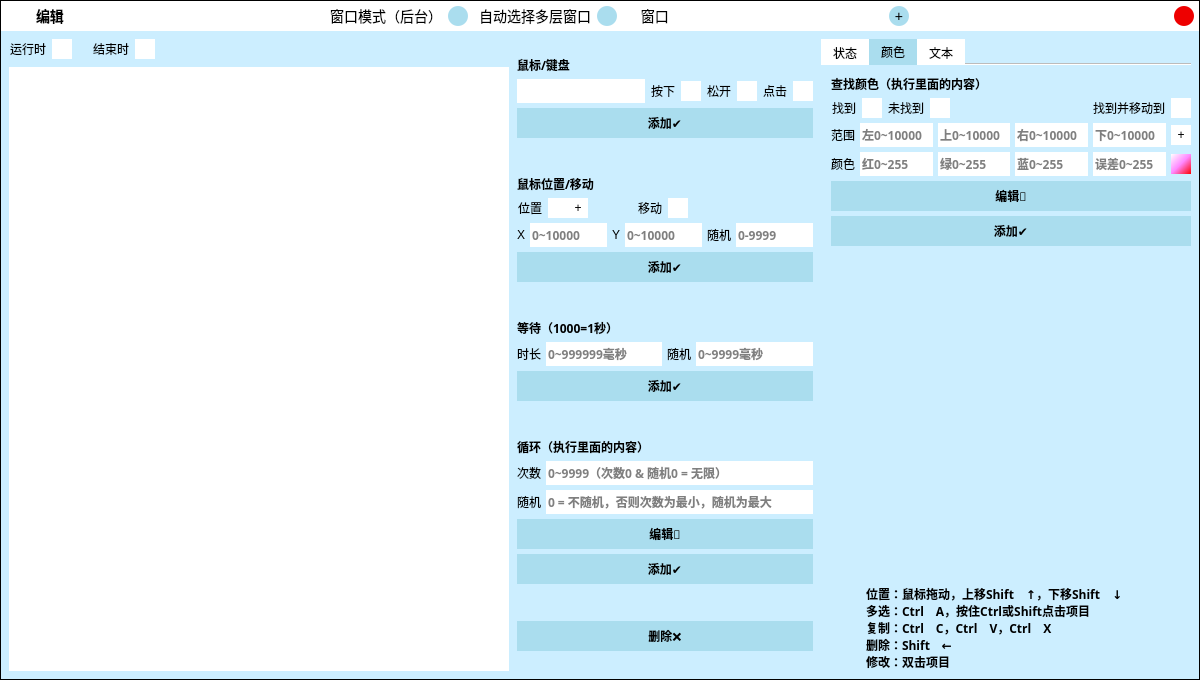
First picture: the form in .ui/EditUi.ui, repository ChiyukiGana/Quickinput, before the edit.
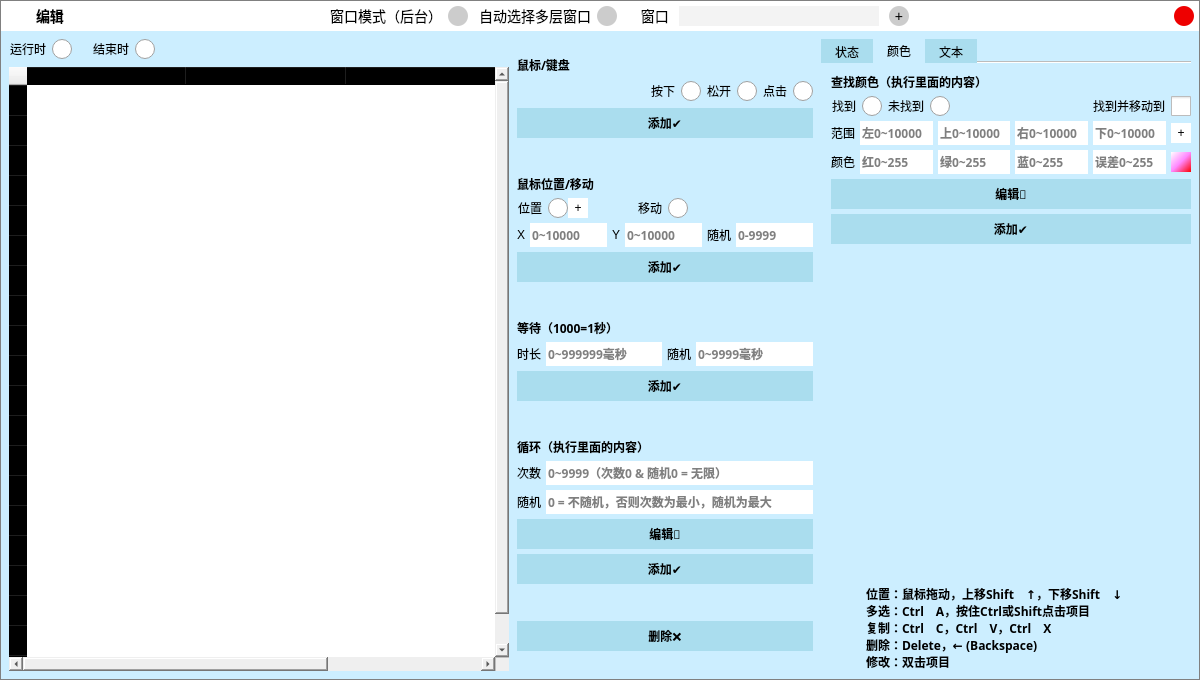
Second picture: the form after the edit. The open tabs and pages were chosen to show the change. Icons and pictures are not drawn. Custom widgets are drawn as their Qt base class.

The edit to the form file:
```diff
--- a/.ui/EditUi.ui
+++ b/.ui/EditUi.ui
@@ -30,8 +30,7 @@
     <normaloff>:/icon.png</normaloff>:/icon.png</iconset>
   </property>
   <property name="styleSheet">
-   <string notr="true">*{font-family:&quot;Microsoft YaHei&quot;;font-size:14px;}
-#EditUiClass{border:1px solid black;}</string>
+   <string notr="true">*{color:black;border:none;outline:none;font-size:12px;font-family:&quot;Microsoft YaHei&quot;}QMainWindow,QDialog{border:1px solid gray}#titleWidget{background-color:white}#titleWidget *{font-size:14px}#titleWidget QPushButton,#titleWidget QCheckBox::indicator{background-color:#CCC;width:20px;height:20px;border-radius:10px}#titleWidget QCheckBox::indicator:checked{image:url(:/checked.png)}#clientWidget{background-color:#CEF}QMenu,#clientWidget QLineEdit,#clientWidget QTextEdit,#clientWidget QKeyEdit,#clientWidget QCheckBox::indicator,#clientWidget QRadioButton::indicator,#clientWidget QHeaderView,#clientWidget QHeaderView::section,#clientWidget QTableWidget,#clientWidget QTableWidget QTableCornerButton::section,#clientWidget QComboBox,#clientWidget QComboBox QAbstractItemView{background-color:white;color:black}#clientWidget QPushButton,#clientWidget QTabBar::tab,#clientWidget QTabBar::tab:first,#clientWidget QTabBar::tab:last{background-color:#ADE;color:black}#clientWidget QCheckBox::indicator,#clientWidget QRadioButton::indicator{width:20px;height:20px}#clientWidget QComboBox{padding-left:3px}QMenu::item:selected,#clientWidget QPushButton:hover,#clientWidget QCheckBox::indicator:hover,#clientWidget QRadioButton::indicator:hover,#clientWidget QTableWidget::item:hover,#clientWidget QTabBar::tab:hover,#clientWidget QTabBar::tab:first:hover,#clientWidget QTabBar::tab:last:hover{background-color:#BEF;color:black}#clientWidget QTableWidget::item:selected{background-color:#CEF;color:black}#clientWidget QTabBar::tab:selected,#clientWidget QTabBar::tab:first:selected,#clientWidget QTabBar::tab:last:selected{background-color:#CEF;color:black}#clientWidget QCheckBox::indicator:checked,#clientWidget QRadioButton::indicator:checked{image:url(:/checked.png)}#clientWidget #bnWndActive,#clientWidget #bnPos,#clientWidget #bnColorRect{background-color:white}</string>
   </property>
   <layout class="QVBoxLayout" name="verticalLayout">
    <property name="spacing">
@@ -50,7 +49,7 @@
     <number>1</number>
    </property>
    <item>
-    <widget class="QWidget" name="title" native="true">
+    <widget class="QWidget" name="titleWidget" native="true">
      <property name="sizePolicy">
       <sizepolicy hsizetype="Preferred" vsizetype="Fixed">
        <horstretch>0</horstretch>
@@ -69,15 +68,6 @@
        <height>30</height>
       </size>
      </property>
-     <property name="styleSheet">
-      <string notr="true">*{font-size:14px;}
-#title{background-color:white;}
-
-QCheckBox::indicator{background-color:#ADE;width:20px;height:20px;border-radius:10px;}
-QCheckBox::indicator:checked{background-color:#ADE;image:url(:/checked.png);border-radius:10px;}
-
-QLineEdit{background-color:white;border:none;font-size:12px;}</string>
-     </property>
      <layout class="QHBoxLayout" name="horizontalLayout_3">
       <property name="spacing">
        <number>10</number>
@@ -301,6 +291,9 @@
         <property name="statusTip">
          <string/>
         </property>
+        <property name="styleSheet">
+         <string notr="true">QLineEdit{background-color:rgba(192,192,192,48)}</string>
+        </property>
         <property name="inputMask">
          <string/>
         </property>
@@ -335,10 +328,6 @@
         <property name="toolTip">
          <string>获取</string>
         </property>
-        <property name="styleSheet">
-         <string notr="true">QPushButton{background-color:#ADE;width:20px;height:20px;border-radius:10px;}
-QPushButton:hover{background-color:#C0E2F2;}</string>
-        </property>
         <property name="text">
          <string>+</string>
         </property>
@@ -390,19 +379,7 @@
     </widget>
    </item>
    <item>
-    <widget class="QWidget" name="widget" native="true">
-     <property name="styleSheet">
-      <string notr="true">*{font-size:12px;}
-#widget{background-color:#CEF;}
-
-QRadioButton::indicator{background-color:white;width:20px;height:20px;}
-QRadioButton::indicator:checked{background-color:white;image:url(:/checked.png);}
-
-QCheckBox::indicator{background-color:white;width:20px;height:20px;}
-QCheckBox::indicator:checked{background-color:#888;image:url(:/checked.png);}
-
-QLineEdit{background-color:white;border:none;}</string>
-     </property>
+    <widget class="QWidget" name="clientWidget" native="true">
      <layout class="QHBoxLayout" name="horizontalLayout">
       <property name="spacing">
        <number>8</number>
@@ -520,39 +497,19 @@
            <enum>Qt::ClickFocus</enum>
           </property>
           <property name="styleSheet">
-           <string notr="true">QTableWidget{
-background-color:white;
-border:none;
-outline:none;
-font-size:12px;
-}
-QTableWidget::item:hover{
-background-color:#D8F8FF;
-border:none;
-}
-QTableWidget::item::selected{
-background-color:#CEF;
-color:#000;
-border:none;
-}
-QHeaderView{
-background-color:white;
-border:none;
-}
-QHeaderView::section{
-background-color:white;
-border:none;
-}
-QHeaderView::section:hover{
-background-color:#C0E2F2;
-border:none;
-}</string>
+           <string notr="true">QHeaderView::section,QScrollBar{background:transparent}</string>
+          </property>
+          <property name="frameShadow">
+           <enum>QFrame::Plain</enum>
+          </property>
+          <property name="lineWidth">
+           <number>0</number>
           </property>
           <property name="verticalScrollBarPolicy">
            <enum>Qt::ScrollBarAsNeeded</enum>
           </property>
           <property name="horizontalScrollBarPolicy">
-           <enum>Qt::ScrollBarAlwaysOff</enum>
+           <enum>Qt::ScrollBarAsNeeded</enum>
           </property>
           <property name="autoScroll">
            <bool>true</bool>
@@ -582,11 +539,73 @@
            <bool>false</bool>
           </property>
           <property name="gridStyle">
-           <enum>Qt::SolidLine</enum>
+           <enum>Qt::NoPen</enum>
+          </property>
+          <property name="wordWrap">
+           <bool>true</bool>
+          </property>
+          <property name="cornerButtonEnabled">
+           <bool>true</bool>
+          </property>
+          <property name="rowCount">
+           <number>20</number>
           </property>
           <property name="columnCount">
-           <number>0</number>
+           <number>3</number>
           </property>
+          <attribute name="horizontalHeaderVisible">
+           <bool>true</bool>
+          </attribute>
+          <attribute name="horizontalHeaderCascadingSectionResizes">
+           <bool>false</bool>
+          </attribute>
+          <attribute name="horizontalHeaderDefaultSectionSize">
+           <number>160</number>
+          </attribute>
+          <attribute name="horizontalHeaderHighlightSections">
+           <bool>false</bool>
+          </attribute>
+          <attribute name="horizontalHeaderShowSortIndicator" stdset="0">
+           <bool>false</bool>
+          </attribute>
+          <attribute name="horizontalHeaderStretchLastSection">
+           <bool>false</bool>
+          </attribute>
+          <attribute name="verticalHeaderVisible">
+           <bool>true</bool>
+          </attribute>
+          <attribute name="verticalHeaderCascadingSectionResizes">
+           <bool>false</bool>
+          </attribute>
+          <attribute name="verticalHeaderHighlightSections">
+           <bool>false</bool>
+          </attribute>
+          <attribute name="verticalHeaderStretchLastSection">
+           <bool>false</bool>
+          </attribute>
+          <row/>
+          <row/>
+          <row/>
+          <row/>
+          <row/>
+          <row/>
+          <row/>
+          <row/>
+          <row/>
+          <row/>
+          <row/>
+          <row/>
+          <row/>
+          <row/>
+          <row/>
+          <row/>
+          <row/>
+          <row/>
+          <row/>
+          <row/>
+          <column/>
+          <column/>
+          <column/>
          </widget>
         </item>
        </layout>
@@ -666,8 +685,7 @@
                <string/>
               </property>
               <property name="styleSheet">
-               <string notr="true">background-color:white;
-font-size:12px;</string>
+               <string notr="true"/>
               </property>
              </widget>
             </item>
@@ -767,10 +785,6 @@
             <property name="toolTip">
              <string/>
             </property>
-            <property name="styleSheet">
-             <string notr="true">QPushButton{background-color: #ADE;border:none;}
-QPushButton:hover{background-color: #C0E2F2;}</string>
-            </property>
             <property name="text">
              <string>添加✔</string>
             </property>
@@ -882,7 +896,7 @@
                <string>获取</string>
               </property>
               <property name="styleSheet">
-               <string notr="true">background-color:white;border:none;width:20px;height:20px;font-size:12px;</string>
+               <string notr="true"/>
               </property>
               <property name="text">
                <string>+</string>
@@ -1126,10 +1140,6 @@
             <property name="toolTip">
              <string/>
             </property>
-            <property name="styleSheet">
-             <string notr="true">QPushButton{background-color: #ADE;border:none;}
-QPushButton:hover{background-color: #C0E2F2;}</string>
-            </property>
             <property name="text">
              <string>添加✔</string>
             </property>
@@ -1317,10 +1327,6 @@
             <property name="toolTip">
              <string/>
             </property>
-            <property name="styleSheet">
-             <string notr="true">QPushButton{background-color: #ADE;border:none;}
-QPushButton:hover{background-color: #C0E2F2;}</string>
-            </property>
             <property name="text">
              <string>添加✔</string>
             </property>
@@ -1519,8 +1525,7 @@
              <string/>
             </property>
             <property name="styleSheet">
-             <string notr="true">QPushButton{background-color: #ADE;border:none;}
-QPushButton:hover{background-color: #C0E2F2;}</string>
+             <string notr="true"/>
             </property>
             <property name="text">
              <string>编辑🔧</string>
@@ -1556,8 +1561,7 @@
              <string/>
             </property>
             <property name="styleSheet">
-             <string notr="true">QPushButton{background-color: #ADE;border:none;}
-QPushButton:hover{background-color: #C0E2F2;}</string>
+             <string notr="true"/>
             </property>
             <property name="text">
              <string>添加✔</string>
@@ -1594,10 +1598,6 @@
           <property name="toolTip">
            <string/>
           </property>
-          <property name="styleSheet">
-           <string notr="true">QPushButton{background-color: #ADE;border:none;}
-QPushButton:hover{background-color: #C0E2F2;}</string>
-          </property>
           <property name="text">
            <string>删除❌</string>
           </property>
@@ -1611,14 +1611,8 @@
          <enum>Qt::NoFocus</enum>
         </property>
         <property name="styleSheet">
-         <string notr="true">QTabBar::tab{background-color:white;}
-QTabBar::tab:selected{background-color:#ADE;}
-QTabBar::tab:first:selected{background-color:#ADE;}
-QTabBar::tab:last:selected{background-color:#ADE;}
-QTabWidget{border:none;}
-#extab0{background-color:#CEF;}
-#extab1{background-color:#CEF;}
-#extab2{background-color:#CEF;}</string>
+         <string notr="true">QTabBar::tab,QTabBar::tab::first,QTabBar::tab::last{width:52px;height:24px}
+#extab0,#extab1,#extab2{background:transparent}</string>
         </property>
         <property name="tabShape">
          <enum>QTabWidget::Rounded</enum>
@@ -1737,8 +1731,7 @@
                  <string/>
                 </property>
                 <property name="styleSheet">
-                 <string notr="true">background-color:white;
-font-size:12px;</string>
+                 <string notr="true"/>
                 </property>
                </widget>
               </item>
@@ -1816,10 +1809,6 @@
               <property name="toolTip">
                <string/>
               </property>
-              <property name="styleSheet">
-               <string notr="true">QPushButton{background-color: #ADE;border:none;}
-QPushButton:hover{background-color: #C0E2F2;}</string>
-              </property>
               <property name="text">
                <string>编辑🔧</string>
               </property>
@@ -1853,11 +1842,6 @@
               <property name="toolTip">
                <string/>
               </property>
-              <property name="styleSheet">
-               <string notr="true">QPushButton{background-color: #ADE;border:none;}
-QPushButton:hover{background-color: #C0E2F2;}QPushButton{background-color: #ADE;border:none;}
-QPushButton:hover{background-color: #C0E2F2;}</string>
-              </property>
               <property name="text">
                <string>添加✔</string>
               </property>
@@ -1928,11 +1912,6 @@
               <property name="toolTip">
                <string/>
               </property>
-              <property name="styleSheet">
-               <string notr="true">QPushButton{background-color: #ADE;border:none;}
-QPushButton:hover{background-color: #C0E2F2;}QPushButton{background-color: #ADE;border:none;}
-QPushButton:hover{background-color: #C0E2F2;}</string>
-              </property>
               <property name="text">
                <string>添加✔</string>
               </property>
@@ -2003,10 +1982,6 @@
               <property name="toolTip">
                <string/>
               </property>
-              <property name="styleSheet">
-               <string notr="true">QPushButton{background-color: #ADE;border:none;}
-QPushButton:hover{background-color: #C0E2F2;}</string>
-              </property>
               <property name="text">
                <string>添加✔</string>
               </property>
@@ -2056,7 +2031,7 @@
              <string>位置：鼠标拖动，上移Shift　↑，下移Shift　↓
 多选：Ctrl　A，按住Ctrl或Shift点击项目
 复制：Ctrl　C，Ctrl　V，Ctrl　X
-删除：Shift　←
+删除：Delete，← (Backspace)
 修改：双击项目</string>
             </property>
             <property name="textFormat">
@@ -2437,9 +2412,6 @@
                 <property name="autoFillBackground">
                  <bool>false</bool>
                 </property>
-                <property name="styleSheet">
-                 <string notr="true">background-color:white;border:none;width:20px;height:20px;</string>
-                </property>
                 <property name="text">
                  <string>+</string>
                 </property>
@@ -2641,6 +2613,18 @@
                   <verstretch>0</verstretch>
                  </sizepolicy>
                 </property>
+                <property name="minimumSize">
+                 <size>
+                  <width>20</width>
+                  <height>20</height>
+                 </size>
+                </property>
+                <property name="maximumSize">
+                 <size>
+                  <width>20</width>
+                  <height>20</height>
+                 </size>
+                </property>
                 <property name="focusPolicy">
                  <enum>Qt::ClickFocus</enum>
                 </property>
@@ -2651,7 +2635,7 @@
                  <bool>false</bool>
                 </property>
                 <property name="styleSheet">
-                 <string notr="true">background:qlineargradient(x1:0,y1:0,x2:1,y2:1,stop:0 #FFF,stop:0.5 #F8F,stop:1 #F00);border:none;width:20px;height:20px;</string>
+                 <string notr="true">background:qlineargradient(x1:0,y1:0,x2:1,y2:1,stop:0 #FFF,stop:0.5 #F8F,stop:1 #F00);</string>
                 </property>
                 <property name="text">
                  <string/>
@@ -2688,10 +2672,6 @@
               <property name="toolTip">
                <string/>
               </property>
-              <property name="styleSheet">
-               <string notr="true">QPushButton{background-color: #ADE;border:none;}
-QPushButton:hover{background-color: #C0E2F2;}</string>
-              </property>
               <property name="text">
                <string>编辑🔧</string>
               </property>
@@ -2725,10 +2705,6 @@
               <property name="toolTip">
                <string/>
               </property>
-              <property name="styleSheet">
-               <string notr="true">QPushButton{background-color: #ADE;border:none;}
-QPushButton:hover{background-color: #C0E2F2;}</string>
-              </property>
               <property name="text">
                <string>添加✔</string>
               </property>
@@ -2778,7 +2754,7 @@
              <string>位置：鼠标拖动，上移Shift　↑，下移Shift　↓
 多选：Ctrl　A，按住Ctrl或Shift点击项目
 复制：Ctrl　C，Ctrl　V，Ctrl　X
-删除：Shift　←
+删除：Delete，← (Backspace)
 修改：双击项目</string>
             </property>
             <property name="textFormat">
@@ -2870,7 +2846,7 @@
                <string/>
               </property>
               <property name="styleSheet">
-               <string notr="true">background-color:white;border:none;</string>
+               <string notr="true"/>
               </property>
               <property name="frameShape">
                <enum>QFrame::StyledPanel</enum>
@@ -2914,10 +2890,6 @@
               <property name="toolTip">
                <string/>
               </property>
-              <property name="styleSheet">
-               <string notr="true">QPushButton{background-color: #ADE;border:none;}
-QPushButton:hover{background-color: #C0E2F2;}</string>
-              </property>
               <property name="text">
                <string>添加✔</string>
               </property>
@@ -2967,7 +2939,7 @@
              <string>位置：鼠标拖动，上移Shift　↑，下移Shift　↓
 多选：Ctrl　A，按住Ctrl或Shift点击项目
 复制：Ctrl　C，Ctrl　V，Ctrl　X
-删除：Shift　←
+删除：Delete，← (Backspace)
 修改：双击项目</string>
             </property>
             <property name="textFormat">
```
